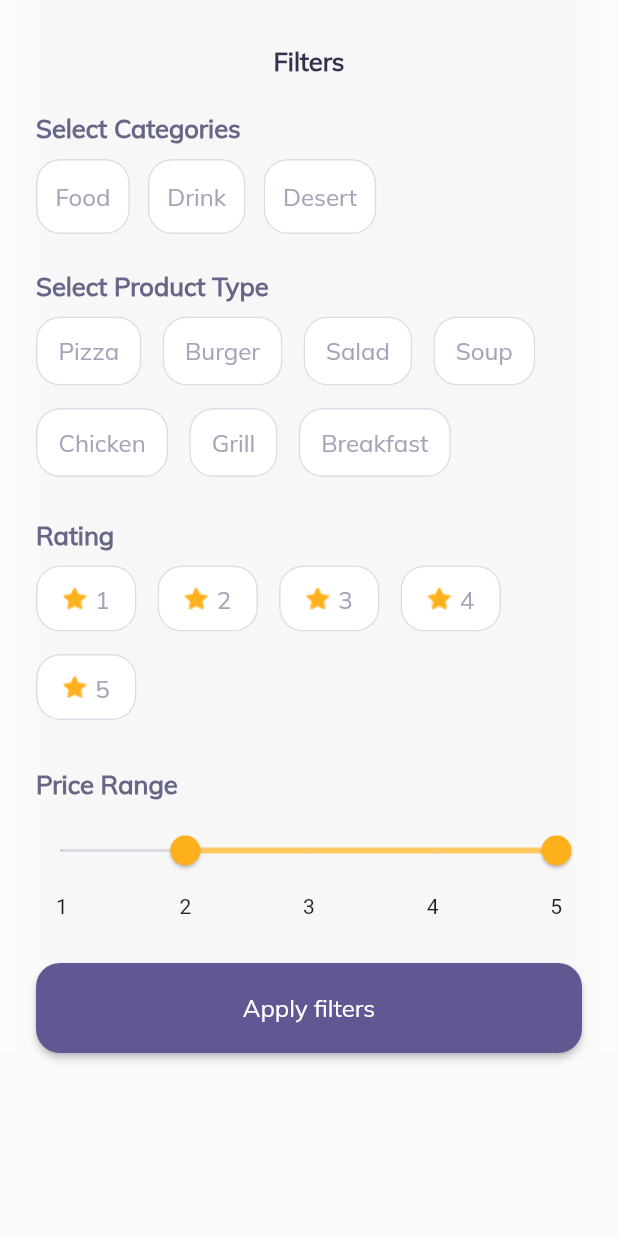
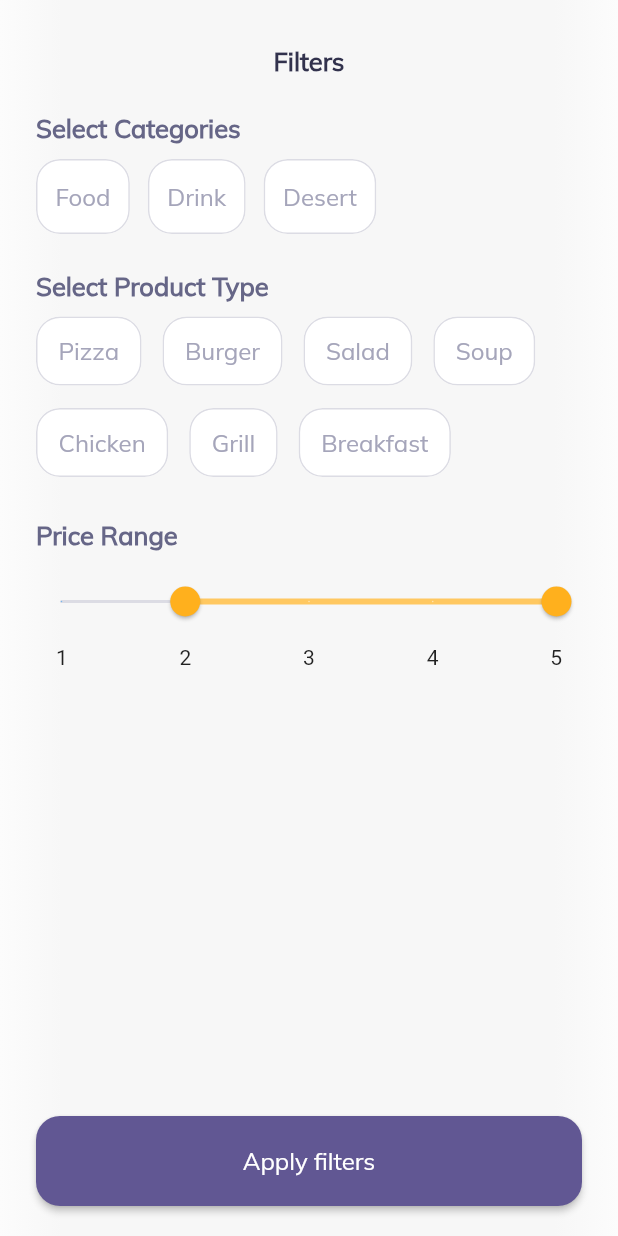
Before and after one commit to monoskribt/Restaurant-project, a Flutter app: the Filters screen opened directly, on a phone screen of 412 x 824 dp. Run offline on Flutter 3.47's test engine with Material 2 defaults, Android fonts, the phone set to English and light mode, and no system bars; our stand-ins replace flutter_bloc, flutter_svg.

```diff
--- a/lib/filters_widget/filters.dart
+++ b/lib/filters_widget/filters.dart
@@ -1,7 +1,6 @@
 import 'package:flutter/material.dart';
 import 'package:sushi_shop_project/filters_widget/function/price_range_slider_function.dart';
 import 'package:sushi_shop_project/filters_widget/function/product_type_function.dart';
-import 'package:sushi_shop_project/filters_widget/function/rating_function.dart';
 import 'function/categories_function.dart';
 
 class Filters extends StatelessWidget {
@@ -25,7 +24,6 @@ class Filters extends StatelessWidget {
               stops: [0, 0.1004, 0.5156, 0.8958, 1],
             ),
           ),
-          child: SingleChildScrollView(
           child: Column(
             children: [
               const Padding(
@@ -33,7 +31,9 @@ class Filters extends StatelessWidget {
                 child: Row(
                   mainAxisAlignment: MainAxisAlignment.center,
                   children: [
-                      Text("Filters", style: TextStyle(
+                    Text(
+                      "Filters",
+                      style: TextStyle(
                         fontFamily: "Mulish-Regular",
                         fontSize: 17,
                         fontWeight: FontWeight.w600,
@@ -45,10 +45,12 @@ class Filters extends StatelessWidget {
               ),
               const SizedBox(height: 24.0),
               const Padding(
-                  padding: EdgeInsets.only( left: 24.0),
+                padding: EdgeInsets.only(left: 24.0),
                 child: Row(
                   children: [
-                      Text("Select Categories", style: TextStyle(
+                    Text(
+                      "Select Categories",
+                      style: TextStyle(
                         fontWeight: FontWeight.w600,
                         fontSize: 17,
                         fontFamily: "Mulish-Regular",
@@ -68,14 +70,14 @@ class Filters extends StatelessWidget {
                   ],
                 ),
               ),
-
               const SizedBox(height: 24),
-
               const Padding(
-                  padding: EdgeInsets.only( left: 24.0),
+                padding: EdgeInsets.only(left: 24.0),
                 child: Row(
                   children: [
-                      Text("Select Product Type", style: TextStyle(
+                    Text(
+                      "Select Product Type",
+                      style: TextStyle(
                         fontWeight: FontWeight.w600,
                         fontSize: 17,
                         fontFamily: "Mulish-Regular",
@@ -85,9 +87,7 @@ class Filters extends StatelessWidget {
                   ],
                 ),
               ),
-
               const SizedBox(height: 10),
-
               Padding(
                 padding: const EdgeInsets.only(left: 24.0),
                 child: Row(
@@ -99,14 +99,14 @@ class Filters extends StatelessWidget {
                   ],
                 ),
               ),
-
               const SizedBox(height: 20),
-
               const Padding(
-                  padding: EdgeInsets.only( left: 24.0),
+                padding: EdgeInsets.only(left: 24.0),
                 child: Row(
                   children: [
-                      Text("Rating", style: TextStyle(
+                    Text(
+                      "Price Range",
+                      style: TextStyle(
                         fontWeight: FontWeight.w600,
                         fontSize: 17,
                         fontFamily: "Mulish-Regular",
@@ -116,50 +116,20 @@ class Filters extends StatelessWidget {
                   ],
                 ),
               ),
-
-                const SizedBox(height: 10),
-
-                Padding(
-                  padding: const EdgeInsets.only(left: 24.0, right: 24),
-                  child: Row(
-                    mainAxisAlignment: MainAxisAlignment.start,
-                    children: [
-                      Expanded(
-                        child: RatingBody(),
-                      ),
-                    ],
-                  ),
-                ),
-
-                const SizedBox(height: 20),
-
-                const Padding(
-                  padding: EdgeInsets.only( left: 24.0),
-                  child: Row(
-                    children: [
-                      Text("Price Range", style: TextStyle(
-                        fontWeight: FontWeight.w600,
-                        fontSize: 17,
-                        fontFamily: "Mulish-Regular",
-                        color: Color(0xFF666687),
-                      ),
-                      ),
-                    ],
-                  ),
-                ),
-
               const SizedBox(height: 10),
               const RangeSliderBody(),
               const SizedBox(height: 30),
-                Padding(
+              Expanded(
+                child: Align(
+                  alignment: Alignment.bottomCenter,
+                  child: Padding(
                     padding: const EdgeInsets.only(left: 24.0, right: 24),
                     child: Row(
                       mainAxisAlignment: MainAxisAlignment.center,
                       children: [
                         Expanded(
                           child: ElevatedButton(
-                          onPressed: () {
-                          },
+                            onPressed: () {},
                             style: ElevatedButton.styleFrom(
                               shape: RoundedRectangleBorder(
                                 borderRadius: BorderRadius.circular(16),
@@ -181,14 +151,11 @@ class Filters extends StatelessWidget {
                       ],
                     ),
                   ),
-
-
-
+                ),
+              ),
+              const SizedBox(height: 20),
             ],
-            ),
-          )
-
-      ),
+          )),
     );
   }
 }
--- a/lib/filters_widget/function/rating_function.dart
+++ /dev/null
@@ -1,46 +0,0 @@
-import 'package:flutter/material.dart';
-import 'package:sushi_shop_project/filters_widget/util/rating_card.dart';
-
-class RatingBody extends StatelessWidget {
-  RatingBody({Key? key}) : super(key: key);
-
-  final List ratingFiltersList = [
-    {
-      "image": "assets/images/star_2.png",
-      "rating": 1,
-    },
-    {
-      "image": "assets/images/star_2.png",
-      "rating": 2,
-    },
-    {
-      "image": "assets/images/star_2.png",
-      "rating": 3,
-    },
-    {
-      "image": "assets/images/star_2.png",
-      "rating": 4,
-    },
-    {
-      "image": "assets/images/star_2.png",
-      "rating": 5,
-    },
-  ];
-
-  @override
-  Widget build(BuildContext context) {
-    return SizedBox(
-      height: 115,
-      child: Wrap(
-        spacing: 4.0,
-        runSpacing: 15.0,
-        children: ratingFiltersList.map((type) {
-          return RatingCard(
-            imageFiltersStarRating: type["image"],
-            ratingFilters: type["rating"],
-          );
-        }).toList(),
-      ),
-    );
-  }
-}
--- a/lib/filters_widget/provider/filter_provider.dart
+++ /dev/null
@@ -1,16 +0,0 @@
-import 'package:flutter/material.dart';
-import 'package:provider/provider.dart';
-
-class FilterProvider extends ChangeNotifier {
-  List<String> selectedCategories = [];
-
-  void choiseCategory(String category) {
-    if(selectedCategories.contains(category)) {
-      selectedCategories.remove(category);
-    }
-    else {
-      selectedCategories.add(category);
-    }
-    notifyListeners();
-  }
-}
--- a/lib/filters_widget/tools/filters_screen.dart
+++ b/lib/filters_widget/tools/filters_screen.dart
@@ -31,8 +31,8 @@ class FiltersScreen extends StatelessWidget {
       context: context,
       isScrollControlled: true,
       builder: (BuildContext context) {
-        return ClipRRect(
-          borderRadius: const BorderRadius.vertical(
+        return const ClipRRect(
+          borderRadius: BorderRadius.vertical(
             top: Radius.circular(25),
           ),
           child: FractionallySizedBox(
--- a/lib/full_menu_widget/full_menu.dart
+++ b/lib/full_menu_widget/full_menu.dart
@@ -5,7 +5,6 @@ import 'package:sushi_shop_project/full_menu_widget/tools/dish_data.dart';
 import 'package:sushi_shop_project/full_menu_widget/tools/dish_model_for_search.dart';
 import '../drawer_widget/main_drawer.dart';
 import '../view_a_dish_widget/tools/view_a_dish_helper.dart';
-import '../view_a_dish_widget/view_a_dish.dart';
 import 'function/dish_page_body_function.dart';
 import 'function/most_popular_body_function.dart';
 import 'function/pasta_card_body_function.dart';
@@ -49,6 +48,10 @@ class _FullMenuState extends State<FullMenu> {
       isSearchOpen = false;
       _searchController.clear();
     });
+  }
+
+  void _closeKeyboard() {
+    FocusScope.of(context).unfocus();
   }
 
   @override
@@ -156,6 +159,9 @@ class _FullMenuState extends State<FullMenu> {
                             ),
                             Expanded(
                               child: TextField(
+                                onSubmitted: (value) {
+                                  _closeKeyboard();
+                                },
                                 onChanged: (value) => updateList(value),
                                 controller: _searchController,
                                 decoration: const InputDecoration(
@@ -179,14 +185,14 @@ class _FullMenuState extends State<FullMenu> {
                     if (isSearchOpen) ...[
                       const SizedBox(height: 20),
                       GestureDetector(
-                        onTap: _closeSearch, // Закрываем поиск при касании
+                        onTap: _closeSearch,
                         child: SizedBox(
                           height: MediaQuery.of(context).size.height,
                           child: ListView.builder(
                             itemCount: displayList.length,
                             itemBuilder: (context, index) => GestureDetector(
                               onTap: () {
-                                _closeSearch(); // Закрываем поиск при нажатии на блюдо
+                                _closeSearch();
                                 ViewADishHelper.showViewADish(
                                     context,
                                     displayList[index].dishImage!,
--- a/lib/main.dart
+++ b/lib/main.dart
@@ -1,11 +1,11 @@
 import 'package:flutter/material.dart';
+import 'package:flutter_bloc/flutter_bloc.dart';
 import 'package:provider/provider.dart';
 import 'package:sushi_shop_project/order_status_widget/tools/order_time_provider.dart';
 import 'package:sushi_shop_project/order_status_widget/tools/order_total_provider.dart';
 import 'package:sushi_shop_project/view_a_dish_widget/tools/toppings_provider.dart';
 import 'PROVIDER/dish_provider.dart';
 import 'PROVIDER/quantity_provider.dart';
-import 'filters_widget/provider/filter_provider.dart';
 import 'full_menu_widget/full_menu.dart';
 import 'payment_widget/tools/card_details_provider.dart';
 
@@ -24,7 +24,6 @@ class MyApp extends StatelessWidget {
         ChangeNotifierProvider(create: (context) => OrderProvider()),
         ChangeNotifierProvider(create: (context) => ToppingsProvider()),
         ChangeNotifierProvider(create: (context) => QuantityProvider()),
-        ChangeNotifierProvider(create: (context) => FilterProvider()),
       ],
       child: const MaterialApp(
         home: FullMenu(),
```
Lines whose indentation alone changed are shown as unchanged.
